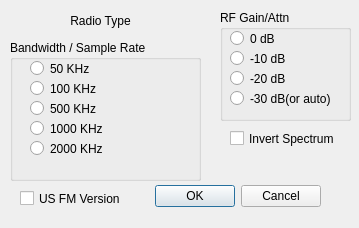
rafael2k/CuteSDR, file macforms/sdrsetupdlg.ui: the form before one commit.
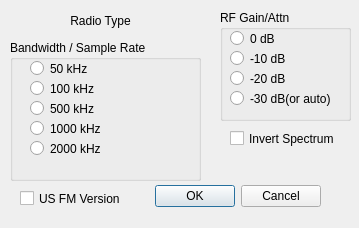
The form after the commit.

What changed in the file:
```diff
--- a/macforms/sdrsetupdlg.ui
+++ b/macforms/sdrsetupdlg.ui
@@ -60,7 +60,7 @@
      </rect>
     </property>
     <property name="text">
-     <string>500 KHz</string>
+     <string>500 kHz</string>
     </property>
    </widget>
    <widget class="QRadioButton" name="radioButtonRate1">
@@ -76,7 +76,7 @@
      </rect>
     </property>
     <property name="text">
-     <string>100 KHz</string>
+     <string>100 kHz</string>
     </property>
    </widget>
    <widget class="QRadioButton" name="radioButtonRate0">
@@ -92,7 +92,7 @@
      </rect>
     </property>
     <property name="text">
-     <string>50 KHz </string>
+     <string>50 kHz </string>
     </property>
    </widget>
    <widget class="QRadioButton" name="radioButtonRate3">
@@ -108,7 +108,7 @@
      </rect>
     </property>
     <property name="text">
-     <string>1000 KHz</string>
+     <string>1000 kHz</string>
     </property>
    </widget>
    <widget class="QRadioButton" name="radioButtonRate4">
@@ -124,7 +124,7 @@
      </rect>
     </property>
     <property name="text">
-     <string>2000 KHz</string>
+     <string>2000 kHz</string>
     </property>
    </widget>
   </widget>
```
